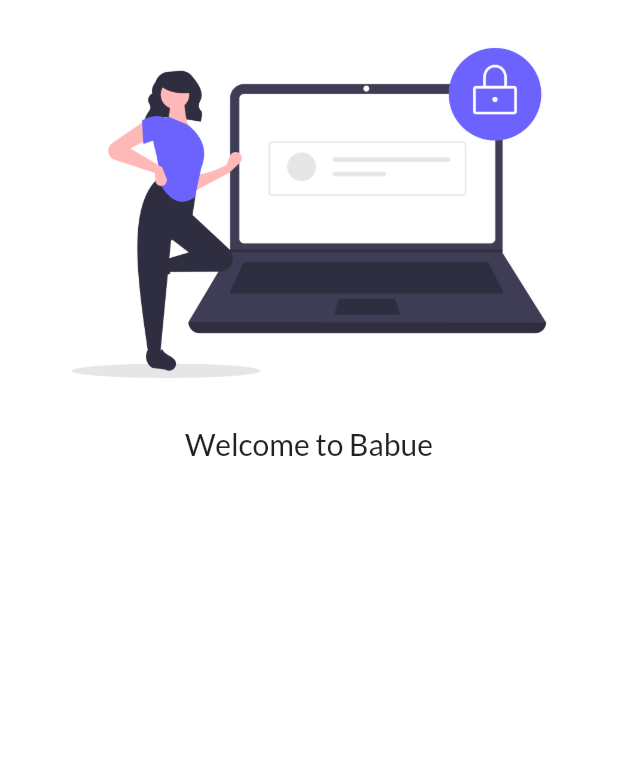
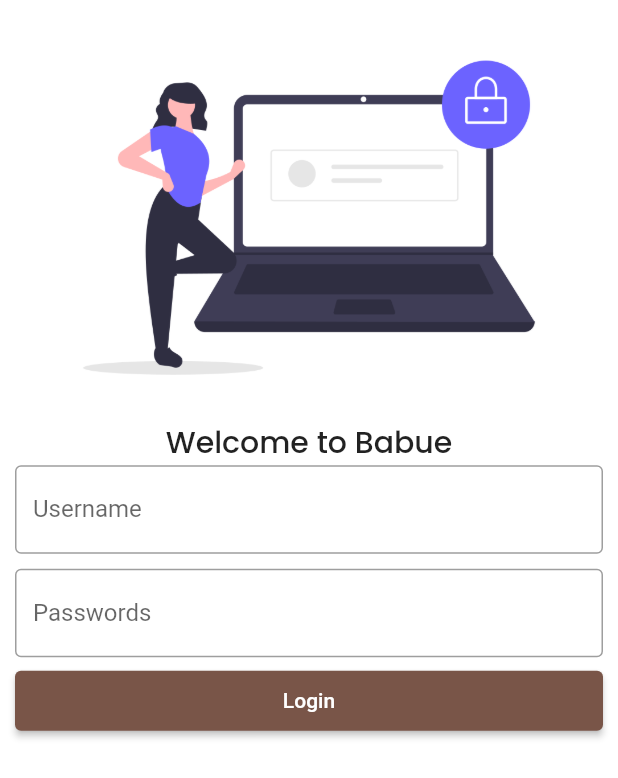
Before and after one commit to devkajolroy/flutter-login-design, a Flutter app: the screen it shows after launch, on a phone screen of 412 x 824 dp. Shown: the top 778 px of the screen. Run offline on Flutter 3.47's test engine with Material 2 defaults, Android fonts, the phone set to English and light mode, and no system bars; our stand-ins replace google_fonts.

Commit message:
add router

```diff
--- /dev/null
+++ b/lib/constants/route.dart
@@ -0,0 +1,5 @@
+class Routes {
+  static String home = "home";
+  static String login = "login";
+  static String profile = "profile";
+}
--- a/lib/main.dart
+++ b/lib/main.dart
@@ -1,3 +1,4 @@
+import 'package:app_one/constants/route.dart';
 import 'package:app_one/screens/home_screen.dart';
 import 'package:app_one/screens/login_screen.dart';
 import 'package:flutter/material.dart';
@@ -18,8 +19,8 @@ class MyApp extends StatelessWidget {
       darkTheme: ThemeData(brightness: Brightness.light),
       initialRoute: "login",
       routes: {
-        "home": (context) => const HomeScreen(),
-        "login": (context) => const LoginScreen(),
+        Routes.home: (context) => const HomeScreen(),
+        Routes.login: (context) => const LoginScreen(),
       },
     );
   }
--- a/lib/screens/login_screen.dart
+++ b/lib/screens/login_screen.dart
@@ -1,3 +1,4 @@
+import 'package:app_one/constants/route.dart';
 import 'package:flutter/material.dart';
 import 'package:google_fonts/google_fonts.dart';
 
@@ -8,6 +9,9 @@ class LoginScreen extends StatelessWidget {
   Widget build(BuildContext context) {
     return Material(
         color: Colors.white,
+        child: Container(
+          margin: const EdgeInsets.all(10),
+          child: SingleChildScrollView(
               child: Column(
             children: [
               Image.asset(
@@ -15,10 +19,37 @@ class LoginScreen extends StatelessWidget {
                 fit: BoxFit.contain,
               ),
               Text("Welcome to Babue",
-                style: GoogleFonts.lato(
-                    textStyle: const TextStyle(
-                        fontSize: 20, fontWeight: FontWeight.w400)))
+                  style: TextStyle(
+                      fontFamily: GoogleFonts.poppins().fontFamily,
+                      fontSize: 20,
+                      fontWeight: FontWeight.w500)),
+              const TextField(
+                decoration: InputDecoration(
+                    labelText: "Username",
+                    border:
+                        OutlineInputBorder(borderSide: BorderSide(width: 1))),
+              ),
+              const SizedBox(height: 10),
+              TextFormField(
+                obscureText: true,
+                decoration: const InputDecoration(
+                    labelText: "Passwords",
+                    border:
+                        OutlineInputBorder(borderSide: BorderSide(width: 1))),
+              ),
+              const SizedBox(
+                height: 5,
+              ),
+              ElevatedButton(
+                onPressed: () {
+                  Navigator.pushNamed(context, Routes.home);
+                },
+                style: ElevatedButton.styleFrom(
+                    minimumSize: const Size.fromHeight(40)),
+                child: const Text("Login"),
+              )
             ],
+          )),
         ));
   }
 }
```
Lines whose indentation alone changed are shown as unchanged.
